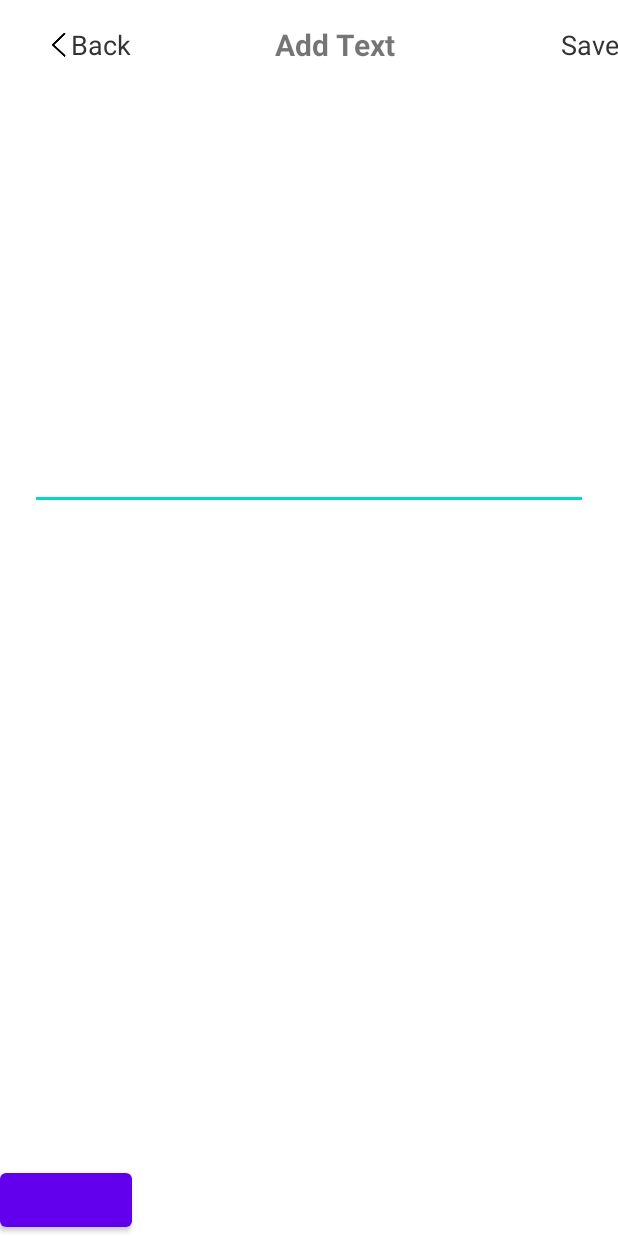
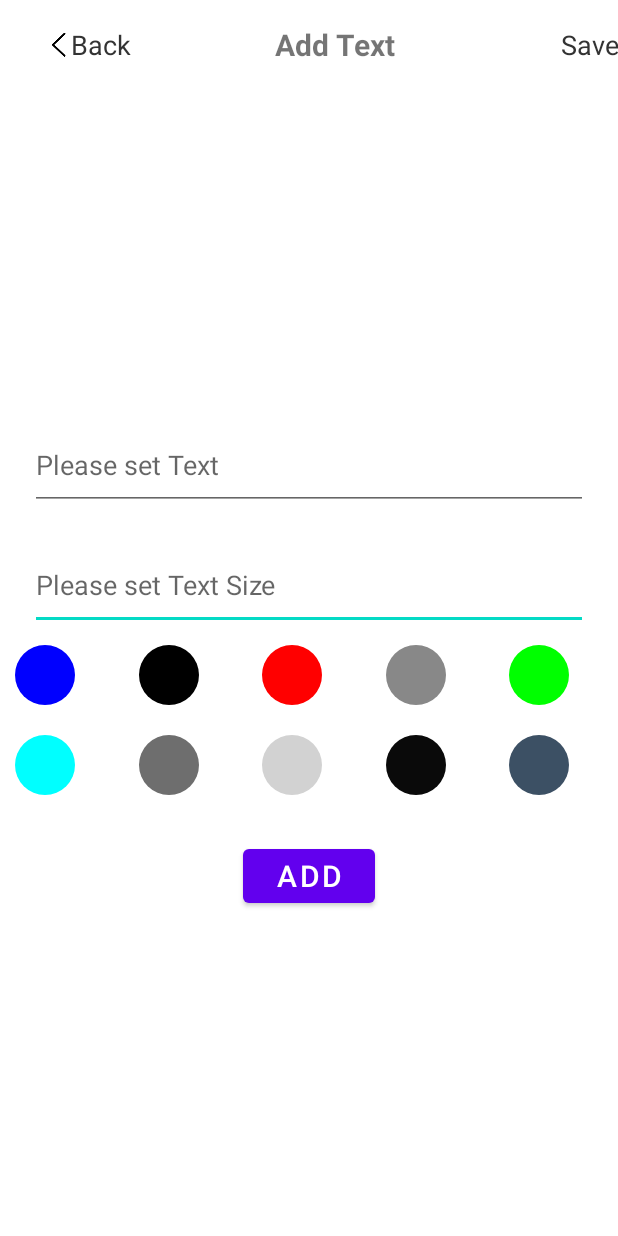
Before and after one commit to xuliangliang1992/gif-maker, an Android app: the AddTextActivity screen opened directly, with no data from a screen before it, on a phone screen of 412 x 824 dp. Run offline under Robolectric (Android 15) with nearby library versions, the phone set to English and light mode, and no system bars; our stand-ins replace CircleImageView, EventBus, RxJava, Timber, data binding; libraries missing offline, so code that uses them is left out: com.jakewharton.rxbinding3; network calls fail; Roboto replaces fonts that are not available here; 3 statements that could not run were skipped.

Commit message:
添加文字 图标 优化

```diff
--- a/CommonLibrary/src/main/java/com/highlands/common/util/ShapeUtil.java
+++ b/CommonLibrary/src/main/java/com/highlands/common/util/ShapeUtil.java
@@ -48,7 +48,7 @@ public class ShapeUtil {
      * @param cornerRadius 圆角 dp
      * @param colorResId   颜色
      */
-    public static void setShape(View view, Context context, int cornerRadius,@ColorRes int colorResId) {
+    public static void setShape(View view, Context context, int cornerRadius, @ColorRes int colorResId) {
         GradientDrawable mGroupDrawable = (GradientDrawable) view.getBackground();
         if (mGroupDrawable != null) {
             mGroupDrawable.mutate();
@@ -57,21 +57,30 @@ public class ShapeUtil {
         }
     }
 
+    public static void setShape2(View view, Context context, int cornerRadius, int colorResId) {
+        GradientDrawable mGroupDrawable = (GradientDrawable) view.getBackground();
+        if (mGroupDrawable != null) {
+            mGroupDrawable.mutate();
+            mGroupDrawable.setCornerRadius(SystemUtil.dip2px(context, cornerRadius));
+            mGroupDrawable.setColor(colorResId);
+        }
+    }
+
     /**
-     * @param view         view
-     * @param context      context
-     * @param cornerRadius 圆角 dp
-     * @param colorResId   颜色
-     * @param strokeWidth   颜色
-     * @param strokeColorResId   颜色
+     * @param view             view
+     * @param context          context
+     * @param cornerRadius     圆角 dp
+     * @param colorResId       颜色
+     * @param strokeWidth      颜色
+     * @param strokeColorResId 颜色
      */
-    public static void setShape(View view, Context context, int cornerRadius,@ColorRes int colorResId,int strokeWidth,@ColorRes int strokeColorResId) {
+    public static void setShape(View view, Context context, int cornerRadius, @ColorRes int colorResId, int strokeWidth, @ColorRes int strokeColorResId) {
         GradientDrawable mGroupDrawable = (GradientDrawable) view.getBackground();
         if (mGroupDrawable != null) {
             mGroupDrawable.mutate();
             mGroupDrawable.setCornerRadius(SystemUtil.dip2px(context, cornerRadius));
             mGroupDrawable.setColor(ContextCompat.getColor(context, colorResId));
-            mGroupDrawable.setStroke(SystemUtil.dip2px(context,strokeWidth),ContextCompat.getColor(context, strokeColorResId));
+            mGroupDrawable.setStroke(SystemUtil.dip2px(context, strokeWidth), ContextCompat.getColor(context, strokeColorResId));
         }
     }
 }
--- a/app/src/main/java/com/xll/gif/activity/AddIconActivity.java
+++ b/app/src/main/java/com/xll/gif/activity/AddIconActivity.java
@@ -74,7 +74,9 @@ public class AddIconActivity extends BaseActivity {
             Drawable drawable = new BitmapDrawable(getResources(), mList.get(i));
             animationDrawable.addFrame(drawable, delay);
         }
+        animationDrawable.setOneShot(false);
         mBinding.iv.setImageDrawable(animationDrawable);
+        animationDrawable.setDuration(delay);
         animationDrawable.start();
     }
 
--- a/app/src/main/java/com/xll/gif/activity/AddTextActivity.java
+++ b/app/src/main/java/com/xll/gif/activity/AddTextActivity.java
@@ -9,16 +9,21 @@ import android.os.Bundle;
 import android.view.View;
 
 import com.highlands.common.base.BaseActivity;
+import com.highlands.common.base.adapter.BaseSingleBindingAdapter;
+import com.highlands.common.util.ShapeUtil;
 import com.xll.gif.MainApplication;
 import com.xll.gif.R;
 import com.xll.gif.databinding.AddTextActivityBinding;
+import com.xll.gif.databinding.ItemColorBinding;
 import com.xll.gif.view.GifAnimationDrawable;
 import com.xll.gif.view.ImageUtils;
 
+import java.util.ArrayList;
 import java.util.List;
 
 import androidx.annotation.Nullable;
 import androidx.databinding.DataBindingUtil;
+import androidx.recyclerview.widget.GridLayoutManager;
 
 /**
  * @author xuliangliang
@@ -29,11 +34,13 @@ public class AddTextActivity extends BaseActivity {
     AddTextActivityBinding mBinding;
     List<Bitmap> mList;
     GifAnimationDrawable animationDrawable;
+    private int color;
 
     @Override
     protected void onCreate(@Nullable Bundle savedInstanceState) {
         super.onCreate(savedInstanceState);
         mBinding = DataBindingUtil.setContentView(this, R.layout.add_text_activity);
+        mBinding.rvList.setLayoutManager(new GridLayoutManager(this, 5));
 
         initData();
         initListener();
@@ -42,6 +49,21 @@ public class AddTextActivity extends BaseActivity {
     @Override
     protected void initData() {
         super.initData();
+        List<Integer> colors = new ArrayList<>();
+        colors.add(Color.BLUE);
+        colors.add(Color.BLACK);
+        colors.add(Color.RED);
+        colors.add(Color.GRAY);
+        colors.add(Color.GREEN);
+        colors.add(Color.CYAN);
+        colors.add(Color.rgb(110,110,110));
+        colors.add(Color.rgb(210,210,210));
+        colors.add(Color.rgb(10,10,10));
+        colors.add(Color.rgb(60,80,100));
+        ColorAdapter adapter = new ColorAdapter();
+        mBinding.rvList.setAdapter(adapter);
+        adapter.refresh(colors);
+
         mList = MainApplication.getBitmaps();
         int delay = getIntent().getIntExtra("delay", 100);
         animationDrawable = new GifAnimationDrawable();
@@ -49,7 +71,9 @@ public class AddTextActivity extends BaseActivity {
             Drawable drawable = new BitmapDrawable(getResources(), mList.get(i));
             animationDrawable.addFrame(drawable, delay);
         }
+        animationDrawable.setOneShot(false);
         mBinding.iv.setImageDrawable(animationDrawable);
+        animationDrawable.setDuration(delay);
         animationDrawable.start();
     }
 
@@ -80,12 +104,34 @@ public class AddTextActivity extends BaseActivity {
             }
         });
 
-        mBinding.btnFinfish.setOnClickListener(new View.OnClickListener() {
+        mBinding.btnFinish.setOnClickListener(new View.OnClickListener() {
             @Override
             public void onClick(View view) {
-                mBinding.mrl.addTextView(null, 200, 300, mBinding.etText.getText().toString(), Color.BLACK, 0, 0);
+                String textSize = mBinding.etSize.getText().toString();
 
+                mBinding.mrl.addTextView(null, 200, 200, mBinding.etText.getText().toString(), color == 0 ? Color.BLACK : color, Integer.parseInt(textSize), 0);
             }
         });
     }
+
+    class ColorAdapter extends BaseSingleBindingAdapter<Integer, ItemColorBinding> {
+
+        @Override
+        protected int getItemLayout() {
+            return R.layout.item_color;
+        }
+
+        @Override
+        protected void onBindItem(ItemColorBinding binding, int position) {
+            binding.executePendingBindings();
+            ShapeUtil.setShape2(binding.tvColor, binding.getRoot().getContext(),
+                    20, mItems.get(position));
+            binding.tvColor.setOnClickListener(new View.OnClickListener() {
+                @Override
+                public void onClick(View view) {
+                    color = mItems.get(position);
+                }
+            });
+        }
+    }
 }
--- a/app/src/main/java/com/xll/gif/view/MyRelativeIconLayout.java
+++ b/app/src/main/java/com/xll/gif/view/MyRelativeIconLayout.java
@@ -20,6 +20,7 @@ import android.widget.TextView;
 import android.widget.Toast;
 
 import com.highlands.common.BaseConstant;
+import com.highlands.common.util.SystemUtil;
 import com.xll.gif.R;
 
 import java.util.ArrayList;
@@ -321,7 +322,7 @@ public class MyRelativeIconLayout extends RelativeLayout {
 //            textView.setEms(1);
             textView.setTag(System.currentTimeMillis());
 //            textView.setText(content);
-            ViewGroup.LayoutParams params = new ViewGroup.LayoutParams(ViewGroup.LayoutParams.WRAP_CONTENT, ViewGroup.LayoutParams.WRAP_CONTENT);
+            ViewGroup.LayoutParams params = new ViewGroup.LayoutParams(SystemUtil.dip2px(context,100), SystemUtil.dip2px(context,100));
             textView.setLayoutParams(params);
 //            textView.setTextSize(mtextSize);
 //            textView.setTextColor(color);
--- a/app/src/main/res/layout/add_text_activity.xml
+++ b/app/src/main/res/layout/add_text_activity.xml
@@ -5,13 +5,40 @@
         android:layout_width="match_parent"
         android:layout_height="match_parent">
 
+        <Button
+            android:textSize="20dp"
+            android:textColor="@color/white"
+            android:text="Add"
+            android:layout_marginTop="20dp"
+            android:id="@+id/btn_finish"
+            android:layout_width="wrap_content"
+            android:layout_height="wrap_content"
+            app:layout_constraintEnd_toEndOf="parent"
+            app:layout_constraintStart_toStartOf="parent"
+            app:layout_constraintTop_toBottomOf="@id/rv_list" />
+
+        <EditText
+            android:id="@+id/et_size"
+            android:layout_width="match_parent"
+            android:layout_height="60dp"
+            android:layout_margin="20dp"
+            android:inputType="number"
+            android:hint="Please set Text Size"
+            app:layout_constraintTop_toBottomOf="@id/et_text" />
+
         <EditText
             android:id="@+id/et_text"
             android:layout_width="match_parent"
             android:layout_height="60dp"
             android:layout_margin="20dp"
+            android:hint="Please set Text"
             app:layout_constraintTop_toBottomOf="@id/mrl" />
 
+        <androidx.recyclerview.widget.RecyclerView
+            android:id="@+id/rv_list"
+            android:layout_width="match_parent"
+            android:layout_height="wrap_content"
+            app:layout_constraintTop_toBottomOf="@+id/et_size"/>
         <androidx.appcompat.widget.Toolbar
             android:id="@+id/tool_bar"
             android:layout_width="match_parent"
@@ -44,16 +71,15 @@
                         android:textSize="18dp" />
                 </LinearLayout>
 
-
                 <TextView
                     android:layout_width="0dp"
                     android:layout_height="wrap_content"
                     android:layout_gravity="center_vertical"
                     android:layout_weight="1"
                     android:gravity="center"
+                    android:text="Add Text"
                     android:textSize="20dp"
-                    android:textStyle="bold"
-                    android:text="Add Text" />
+                    android:textStyle="bold" />
 
                 <LinearLayout
                     android:id="@+id/ll_save"
@@ -70,6 +96,7 @@
                         android:textColor="#333"
                         android:textSize="18dp" />
                 </LinearLayout>
+
             </LinearLayout>
         </androidx.appcompat.widget.Toolbar>
 
@@ -89,12 +116,6 @@
                 android:layout_height="match_parent"
                 android:scaleType="fitXY" />
         </com.xll.gif.view.MyRelativeLayout>
-
-        <Button
-            app:layout_constraintBottom_toBottomOf="parent"
-            android:layout_width="wrap_content"
-            android:layout_height="wrap_content"
-            android:id="@+id/btn_finfish"/>
     </androidx.constraintlayout.widget.ConstraintLayout>
 
     <data />
--- a/app/src/main/res/layout/edit_gif2_activity.xml
+++ b/app/src/main/res/layout/edit_gif2_activity.xml
@@ -12,7 +12,7 @@
             android:layout_width="30dp"
             android:layout_height="30dp"
             android:layout_marginTop="20dp"
-            android:src="@mipmap/pause"
+            android:src="@mipmap/play"
             app:layout_constraintStart_toStartOf="parent"
             app:layout_constraintTop_toBottomOf="@+id/iv" />
 
--- /dev/null
+++ b/app/src/main/res/layout/item_color.xml
@@ -0,0 +1,13 @@
+<?xml version="1.0" encoding="utf-8"?>
+<layout xmlns:android="http://schemas.android.com/apk/res/android"
+    xmlns:app="http://schemas.android.com/apk/res-auto">
+
+    <TextView
+        android:id="@+id/tv_color"
+        android:layout_width="40dp"
+        android:layout_height="40dp"
+        android:layout_margin="10dp"
+        android:background="@drawable/base_shape" />
+
+    <data />
+</layout>
```
Also changed, not shown: app/src/main/java/com/xll/gif/activity/EditGif2Activity.java (+49 -13 lines), app/src/main/java/com/xll/gif/activity/GalleryActivity.java (+34 -34 lines), app/src/main/java/com/xll/gif/adapter/GalleryAdapter.java (+6 -3 lines).
